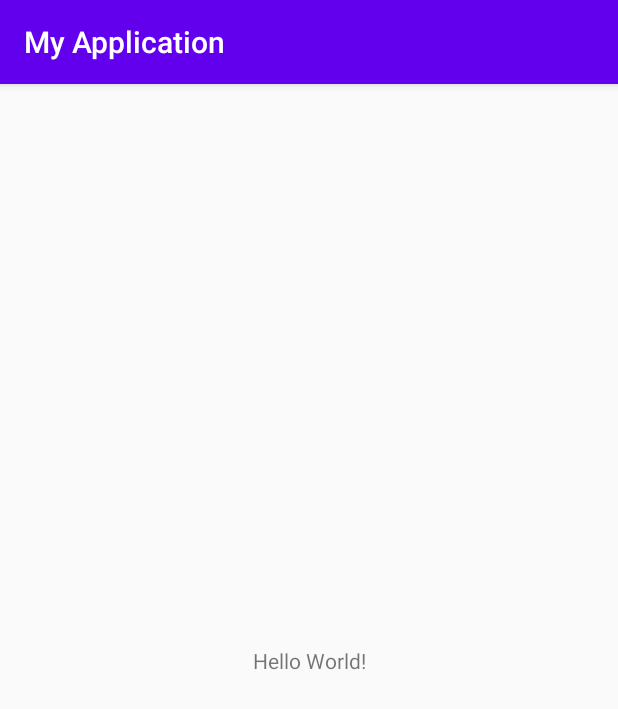
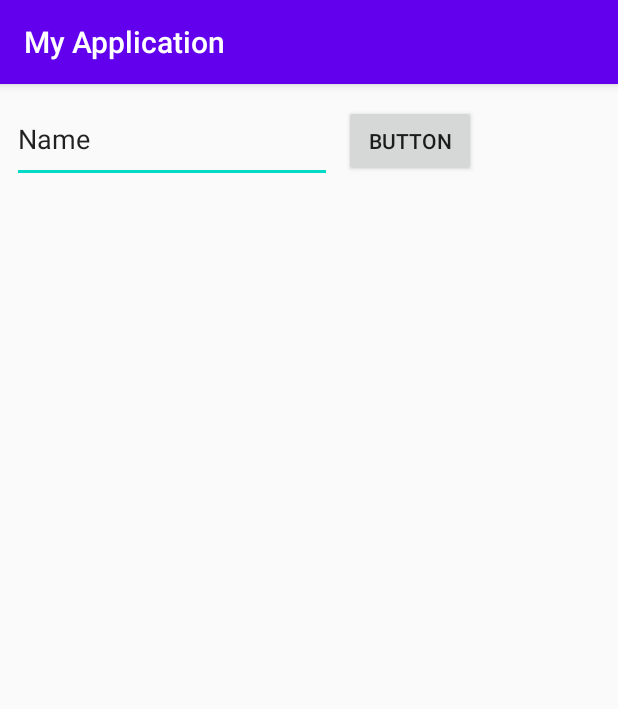
Before and after one commit to kena314/MyApplication, an Android app: the screen it shows after launch (MainActivity), on a phone screen of 412 x 824 dp. Shown: the top 709 px of the screen. Run offline under Robolectric (Android 15) with nearby library versions, the phone set to English and light mode, and no system bars.

Commit message:
ワーニングの解消　途中

```diff
--- a/app/src/main/res/layout/activity_main.xml
+++ b/app/src/main/res/layout/activity_main.xml
@@ -6,13 +6,27 @@
     android:layout_height="match_parent"
     tools:context=".MainActivity">
 
-    <TextView
+    <EditText
+        android:id="@+id/editTextTextPersonName2"
+        android:layout_width="213dp"
+        android:layout_height="58dp"
+        android:layout_marginStart="8dp"
+        android:layout_marginLeft="8dp"
+        android:layout_marginTop="8dp"
+        android:ems="10"
+        android:inputType="textPersonName"
+        android:text="Name"
+        app:layout_constraintStart_toStartOf="parent"
+        app:layout_constraintTop_toTopOf="parent"
+        android:autofillHints="" />
+
+    <Button
+        android:id="@+id/button"
         android:layout_width="wrap_content"
         android:layout_height="wrap_content"
-        android:text="Hello World!"
-        app:layout_constraintBottom_toBottomOf="parent"
-        app:layout_constraintLeft_toLeftOf="parent"
-        app:layout_constraintRight_toRightOf="parent"
-        app:layout_constraintTop_toTopOf="parent" />
-
+        android:layout_marginStart="8dp"
+        android:layout_marginLeft="8dp"
+        android:text="Button"
+        app:layout_constraintBaseline_toBaselineOf="@+id/editTextTextPersonName2"
+        app:layout_constraintStart_toEndOf="@+id/editTextTextPersonName2" />
 </androidx.constraintlayout.widget.ConstraintLayout>
```
